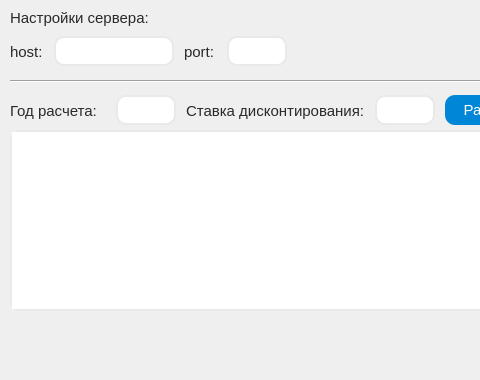
Above: client/main_window.ui from irakhimianov/NPV_client-server_app before the change; both pictures show x 0 to 480 and y 0 to 380 of the 800 by 380 pixel window. Below: the same form after it.
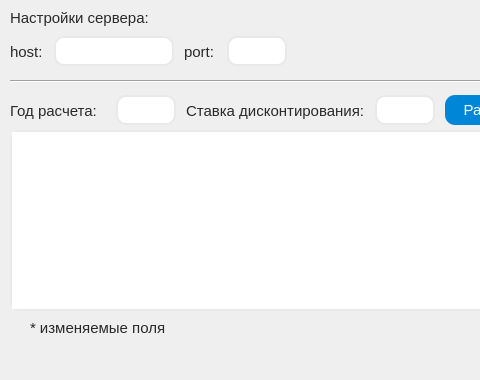
That is the form after the change.

The edit to the form file:
```diff
--- a/client/main_window.ui
+++ b/client/main_window.ui
@@ -399,6 +399,19 @@
      <string>Очистить</string>
     </property>
    </widget>
+   <widget class="QLabel" name="label_6">
+    <property name="geometry">
+     <rect>
+      <x>30</x>
+      <y>320</y>
+      <width>151</width>
+      <height>16</height>
+     </rect>
+    </property>
+    <property name="text">
+     <string>* изменяемые поля</string>
+    </property>
+   </widget>
   </widget>
   <widget class="QStatusBar" name="statusBar">
    <property name="sizeGripEnabled">
```
